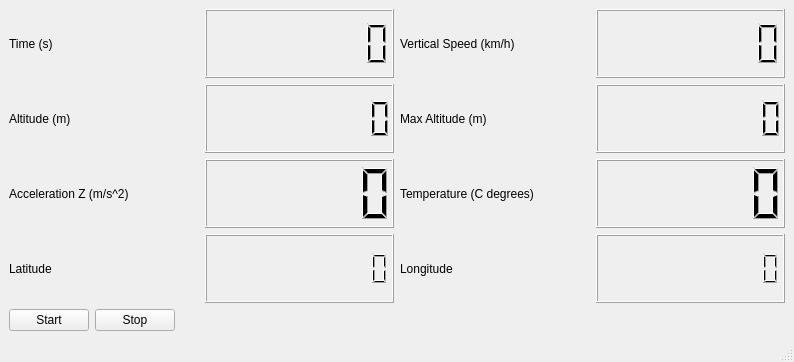
Qt form BaseStationCode/ui/test_window.ui (ul-gaul/Avionique_Software) before a commit.
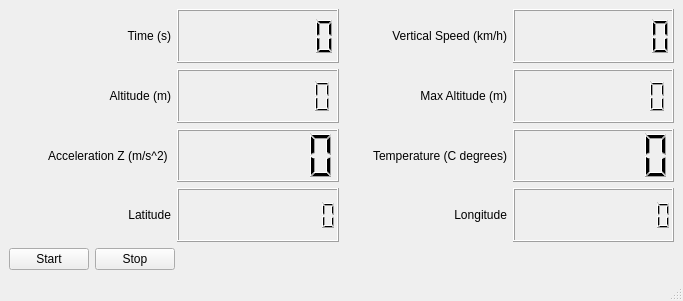
The same form after that commit.

Commit message: Réalignement des labels dans le ui alternatif

```diff
--- a/BaseStationCode/ui/test_window.ui
+++ b/BaseStationCode/ui/test_window.ui
@@ -6,8 +6,8 @@
    <rect>
     <x>0</x>
     <y>0</y>
-    <width>794</width>
-    <height>362</height>
+    <width>683</width>
+    <height>301</height>
    </rect>
   </property>
   <property name="windowTitle">
@@ -26,6 +26,9 @@
             <property name="text">
              <string>Time (s)</string>
             </property>
+            <property name="alignment">
+             <set>Qt::AlignRight|Qt::AlignTrailing|Qt::AlignVCenter</set>
+            </property>
            </widget>
           </item>
           <item>
@@ -33,6 +36,9 @@
             <property name="text">
              <string>Altitude (m)</string>
             </property>
+            <property name="alignment">
+             <set>Qt::AlignRight|Qt::AlignTrailing|Qt::AlignVCenter</set>
+            </property>
            </widget>
           </item>
           <item>
@@ -40,6 +46,9 @@
             <property name="text">
              <string>Acceleration Z (m/s^2) </string>
             </property>
+            <property name="alignment">
+             <set>Qt::AlignRight|Qt::AlignTrailing|Qt::AlignVCenter</set>
+            </property>
            </widget>
           </item>
           <item>
@@ -47,6 +56,9 @@
             <property name="text">
              <string>Latitude</string>
             </property>
+            <property name="alignment">
+             <set>Qt::AlignRight|Qt::AlignTrailing|Qt::AlignVCenter</set>
+            </property>
            </widget>
           </item>
          </layout>
@@ -94,6 +106,9 @@
             <property name="text">
              <string>Vertical Speed (km/h)</string>
             </property>
+            <property name="alignment">
+             <set>Qt::AlignRight|Qt::AlignTrailing|Qt::AlignVCenter</set>
+            </property>
            </widget>
           </item>
           <item>
@@ -101,6 +116,9 @@
             <property name="text">
              <string>Max Altitude (m)</string>
             </property>
+            <property name="alignment">
+             <set>Qt::AlignRight|Qt::AlignTrailing|Qt::AlignVCenter</set>
+            </property>
            </widget>
           </item>
           <item>
@@ -108,6 +126,9 @@
             <property name="text">
              <string>Temperature (C degrees)</string>
             </property>
+            <property name="alignment">
+             <set>Qt::AlignRight|Qt::AlignTrailing|Qt::AlignVCenter</set>
+            </property>
            </widget>
           </item>
           <item>
@@ -115,6 +136,9 @@
             <property name="text">
              <string>Longitude</string>
             </property>
+            <property name="alignment">
+             <set>Qt::AlignRight|Qt::AlignTrailing|Qt::AlignVCenter</set>
+            </property>
            </widget>
           </item>
          </layout>
```
Left out of the diff: 2 changed lines with no effect on the pictures. The commit also changes 1 other file.
